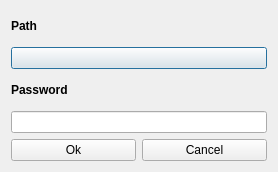
This is pathpassworddialog.ui in savoirfairelinux/jami-client-windows as Qt 5 draws it before an edit. The edited form follows.
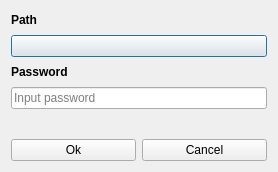
This is the edited form. Custom widgets are drawn as their Qt base class.

The edit to the form file:
```diff
--- a/pathpassworddialog.ui
+++ b/pathpassworddialog.ui
@@ -49,9 +49,22 @@
    </item>
    <item>
     <widget class="QLineEdit" name="passwordLineEdit">
+     <property name="inputMask">
+      <string/>
+     </property>
      <property name="echoMode">
       <enum>QLineEdit::Password</enum>
      </property>
+     <property name="placeholderText">
+      <string>Input password</string>
+     </property>
+    </widget>
+   </item>
+   <item alignment="Qt::AlignHCenter">
+    <widget class="QLabel" name="infoLabel">
+     <property name="text">
+      <string/>
+     </property>
     </widget>
    </item>
    <item>
```
Left out of the diff: 2 changed lines with no effect on the pictures.
